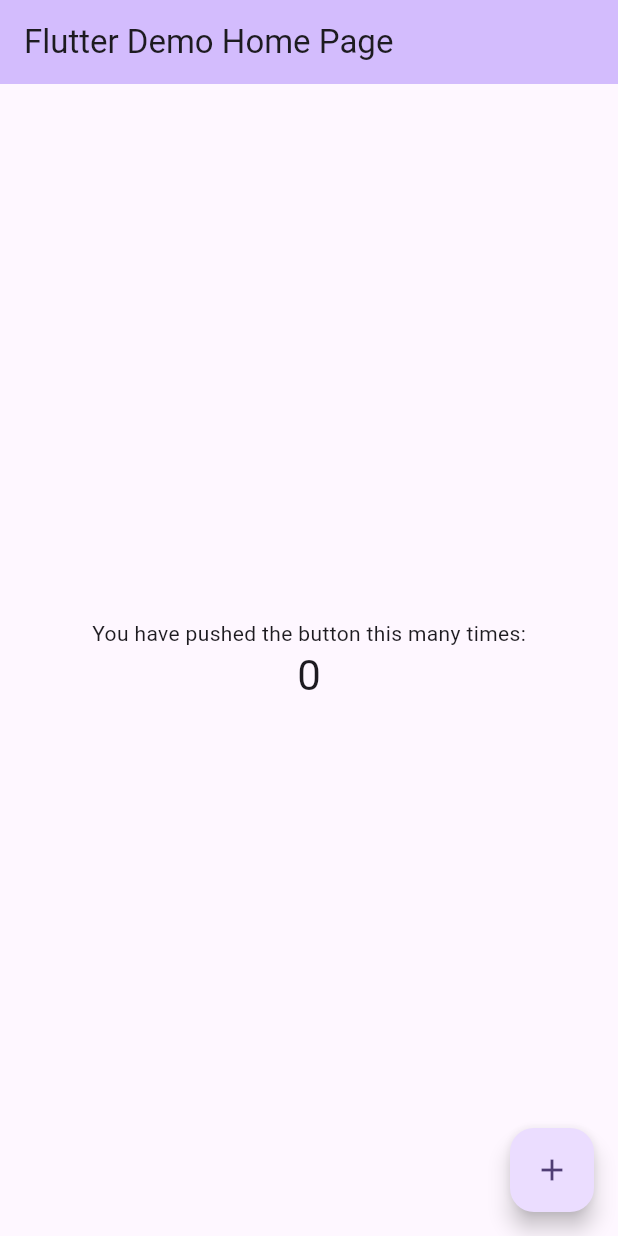
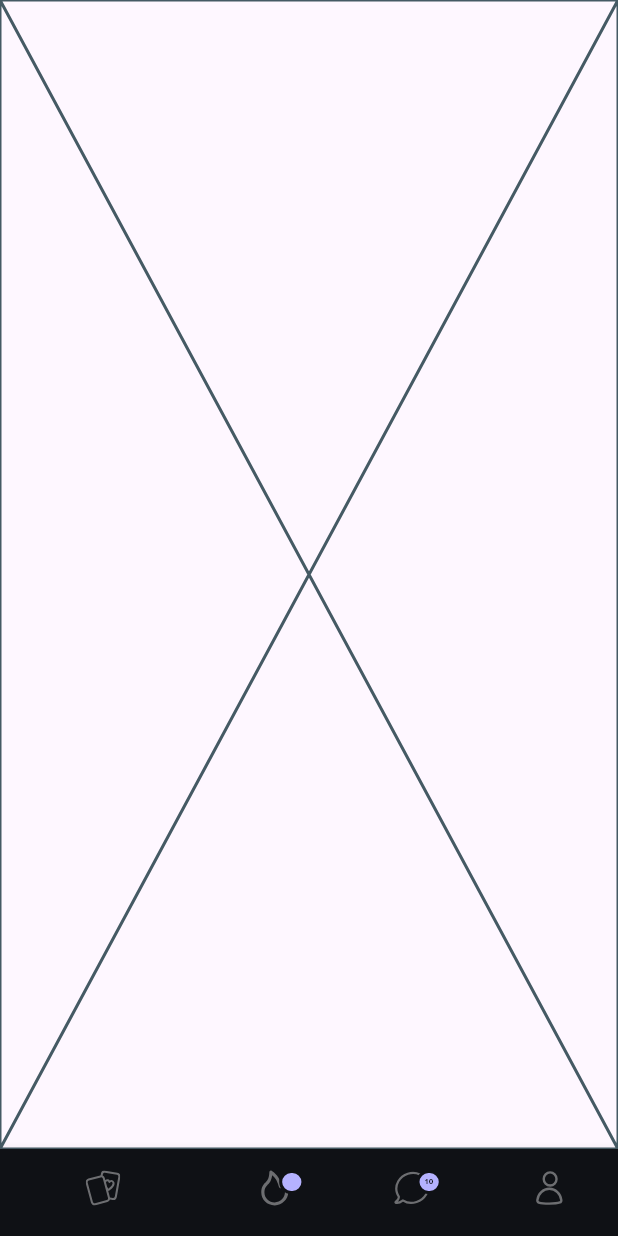
Before and after one commit to Morizuq/stroll, a Flutter app: the screen it shows after launch, on a phone screen of 412 x 824 dp. Run offline on Flutter 3.47's test engine with Material 3 defaults, Android fonts, the phone set to English and light mode, and no system bars; our stand-ins replace flutter_svg.

Commit message:
Add bottom navigation bar

```diff
--- a/lib/components/bottom_nav.dart
+++ b/lib/components/bottom_nav.dart
@@ -0,0 +1,114 @@
+import 'package:flutter/material.dart';
+import 'package:flutter_svg/svg.dart';
+import 'package:stroll/screens/stroll_details.dart';
+import 'package:stroll/theme/app_colors.dart';
+
+class BottomNavbarBadge extends StatelessWidget {
+  final int? count;
+  final Widget child;
+
+  const BottomNavbarBadge({
+    super.key,
+    required this.child,
+    required this.count,
+  });
+
+  @override
+  Widget build(BuildContext context) {
+    final theme = Theme.of(context);
+    final badgeSize = MediaQuery.sizeOf(context).width < 600 ? 14.0 : 16.0;
+    return Align(
+      alignment: Alignment.center,
+      child: Stack(
+        clipBehavior: Clip.none,
+        children: [
+          child,
+          Positioned(top: 0, left: 15, child: badge(count, theme, badgeSize)),
+        ],
+      ),
+    );
+  }
+}
+
+Widget badge(int? count, ThemeData theme, double badgeSize) {
+  return Container(
+    constraints:
+        BoxConstraints(minWidth: badgeSize, minHeight: badgeSize * 1.14),
+    padding: EdgeInsets.symmetric(horizontal: badgeSize * 0.25, vertical: 0),
+    decoration: BoxDecoration(
+      borderRadius: BorderRadius.circular(15),
+      color: AppColors.lightPurple,
+      border: Border.all(
+        color: AppColors.darkerGrey,
+        width: 2,
+      ),
+    ),
+    child: Center(
+      child: Text(
+        count != null && count > 0
+            ? count > 99
+                ? '99+'
+                : count.toString()
+            : '10',
+        style: theme.textTheme.bodySmall?.copyWith(
+          color: count != null && count > 0
+              ? AppColors.darkerGrey
+              : AppColors.lightPurple,
+          fontWeight: FontWeight.bold,
+          fontSize: badgeSize * 0.35,
+        ),
+        textAlign: TextAlign.center,
+      ),
+    ),
+  );
+}
+
+class BottomNavbar extends StatefulWidget {
+  const BottomNavbar({super.key});
+
+  @override
+  State<BottomNavbar> createState() => _BottomNavbarState();
+}
+
+class _BottomNavbarState extends State<BottomNavbar> {
+  @override
+  Widget build(BuildContext context) {
+    return Scaffold(
+      body: StrollDetails(),
+      bottomNavigationBar: BottomNavigationBar(
+        showSelectedLabels: false,
+        showUnselectedLabels: false,
+        backgroundColor: AppColors.darkGrey,
+        items: <BottomNavigationBarItem>[
+          _bottomNavbarItem('poker'),
+          _bottomNavbarItem('fire', badgeCount: 0),
+          _bottomNavbarItem('chat', badgeCount: 10),
+          _bottomNavbarItem('person'),
+        ],
+      ),
+    );
+  }
+}
+
+BottomNavigationBarItem _bottomNavbarItem(String icon, {int? badgeCount}) {
+  return BottomNavigationBarItem(
+    backgroundColor: AppColors.darkerGrey,
+    icon: badgeCount != null ? BottomNavbarBadge(
+      count: badgeCount,
+      child: SvgPicture.asset(
+        'assets/icons/ic_$icon.svg',
+        width: 24,
+        height: 24,
+        colorFilter:
+            ColorFilter.mode(Colors.white.withAlpha(100), BlendMode.srcIn),
+      ),
+    ) : SvgPicture.asset(
+      'assets/icons/ic_$icon.svg',
+      width: 24,
+      height: 24,
+      colorFilter:
+          ColorFilter.mode(Colors.white.withAlpha(100), BlendMode.srcIn),
+    ),
+    label: '',
+  );
+}
--- a/lib/main.dart
+++ b/lib/main.dart
@@ -1,4 +1,5 @@
 import 'package:flutter/material.dart';
+import 'package:stroll/components/bottom_nav.dart';
 
 void main() {
   runApp(const MyApp());
@@ -11,115 +12,13 @@ class MyApp extends StatelessWidget {
   @override
   Widget build(BuildContext context) {
     return MaterialApp(
+      debugShowCheckedModeBanner: false,
       title: 'Flutter Demo',
       theme: ThemeData(
-        // This is the theme of your application.
-        //
-        // TRY THIS: Try running your application with "flutter run". You'll see
-        // the application has a purple toolbar. Then, without quitting the app,
-        // try changing the seedColor in the colorScheme below to Colors.green
-        // and then invoke "hot reload" (save your changes or press the "hot
-        // reload" button in a Flutter-supported IDE, or press "r" if you used
-        // the command line to start the app).
-        //
-        // Notice that the counter didn't reset back to zero; the application
-        // state is not lost during the reload. To reset the state, use hot
-        // restart instead.
-        //
-        // This works for code too, not just values: Most code changes can be
-        // tested with just a hot reload.
-        colorScheme: ColorScheme.fromSeed(seedColor: Colors.deepPurple),
+        fontFamily: 'Proxima',
         useMaterial3: true,
       ),
-      home: const MyHomePage(title: 'Flutter Demo Home Page'),
+      home: const BottomNavbar(),
     );
   }
 }
-
-class MyHomePage extends StatefulWidget {
-  const MyHomePage({super.key, required this.title});
-
-  // This widget is the home page of your application. It is stateful, meaning
-  // that it has a State object (defined below) that contains fields that affect
-  // how it looks.
-
-  // This class is the configuration for the state. It holds the values (in this
-  // case the title) provided by the parent (in this case the App widget) and
-  // used by the build method of the State. Fields in a Widget subclass are
-  // always marked "final".
-
-  final String title;
-
-  @override
-  State<MyHomePage> createState() => _MyHomePageState();
-}
-
-class _MyHomePageState extends State<MyHomePage> {
-  int _counter = 0;
-
-  void _incrementCounter() {
-    setState(() {
-      // This call to setState tells the Flutter framework that something has
-      // changed in this State, which causes it to rerun the build method below
-      // so that the display can reflect the updated values. If we changed
-      // _counter without calling setState(), then the build method would not be
-      // called again, and so nothing would appear to happen.
-      _counter++;
-    });
-  }
-
-  @override
-  Widget build(BuildContext context) {
-    // This method is rerun every time setState is called, for instance as done
-    // by the _incrementCounter method above.
-    //
-    // The Flutter framework has been optimized to make rerunning build methods
-    // fast, so that you can just rebuild anything that needs updating rather
-    // than having to individually change instances of widgets.
-    return Scaffold(
-      appBar: AppBar(
-        // TRY THIS: Try changing the color here to a specific color (to
-        // Colors.amber, perhaps?) and trigger a hot reload to see the AppBar
-        // change color while the other colors stay the same.
-        backgroundColor: Theme.of(context).colorScheme.inversePrimary,
-        // Here we take the value from the MyHomePage object that was created by
-        // the App.build method, and use it to set our appbar title.
-        title: Text(widget.title),
-      ),
-      body: Center(
-        // Center is a layout widget. It takes a single child and positions it
-        // in the middle of the parent.
-        child: Column(
-          // Column is also a layout widget. It takes a list of children and
-          // arranges them vertically. By default, it sizes itself to fit its
-          // children horizontally, and tries to be as tall as its parent.
-          //
-          // Column has various properties to control how it sizes itself and
-          // how it positions its children. Here we use mainAxisAlignment to
-          // center the children vertically; the main axis here is the vertical
-          // axis because Columns are vertical (the cross axis would be
-          // horizontal).
-          //
-          // TRY THIS: Invoke "debug painting" (choose the "Toggle Debug Paint"
-          // action in the IDE, or press "p" in the console), to see the
-          // wireframe for each widget.
-          mainAxisAlignment: MainAxisAlignment.center,
-          children: <Widget>[
-            const Text(
-              'You have pushed the button this many times:',
-            ),
-            Text(
-              '$_counter',
-              style: Theme.of(context).textTheme.headlineMedium,
-            ),
-          ],
-        ),
-      ),
-      floatingActionButton: FloatingActionButton(
-        onPressed: _incrementCounter,
-        tooltip: 'Increment',
-        child: const Icon(Icons.add),
-      ), // This trailing comma makes auto-formatting nicer for build methods.
-    );
-  }
-}
--- a/lib/screens/stroll_details.dart
+++ b/lib/screens/stroll_details.dart
@@ -0,0 +1,10 @@
+import 'package:flutter/material.dart';
+
+class StrollDetails extends StatelessWidget {
+  const StrollDetails({super.key});
+
+  @override
+  Widget build(BuildContext context) {
+    return const Placeholder();
+  }
+}
--- /dev/null
+++ b/lib/theme/app_colors.dart
@@ -0,0 +1,9 @@
+import 'package:flutter/material.dart';
+
+class AppColors {
+  static const Color darkGrey = Color(0xFF232A2E);
+  static const darkerGrey = Color(0xFF0F1115);
+  static const Color lightPurple = Color(0xFFB5B2FF);
+  static const Color lavenderPurple = Color(0xFF8B88EF);
+  static const Color purple = Colors.deepPurple;
+}
--- a/pubspec.yaml
+++ b/pubspec.yaml
@@ -34,6 +34,7 @@ dependencies:
   # The following adds the Cupertino Icons font to your application.
   # Use with the CupertinoIcons class for iOS style icons.
   cupertino_icons: ^1.0.8
+  flutter_svg: ^2.0.16
 
 dev_dependencies:
   flutter_test:
```
Also changed, not shown: pubspec.lock.
